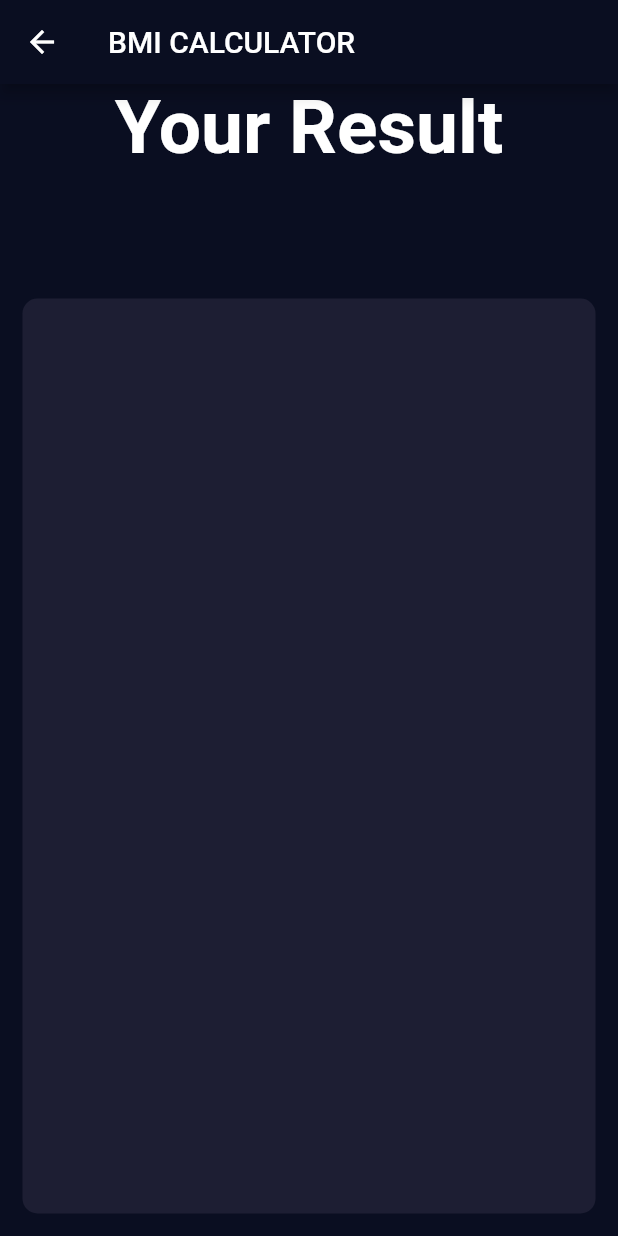
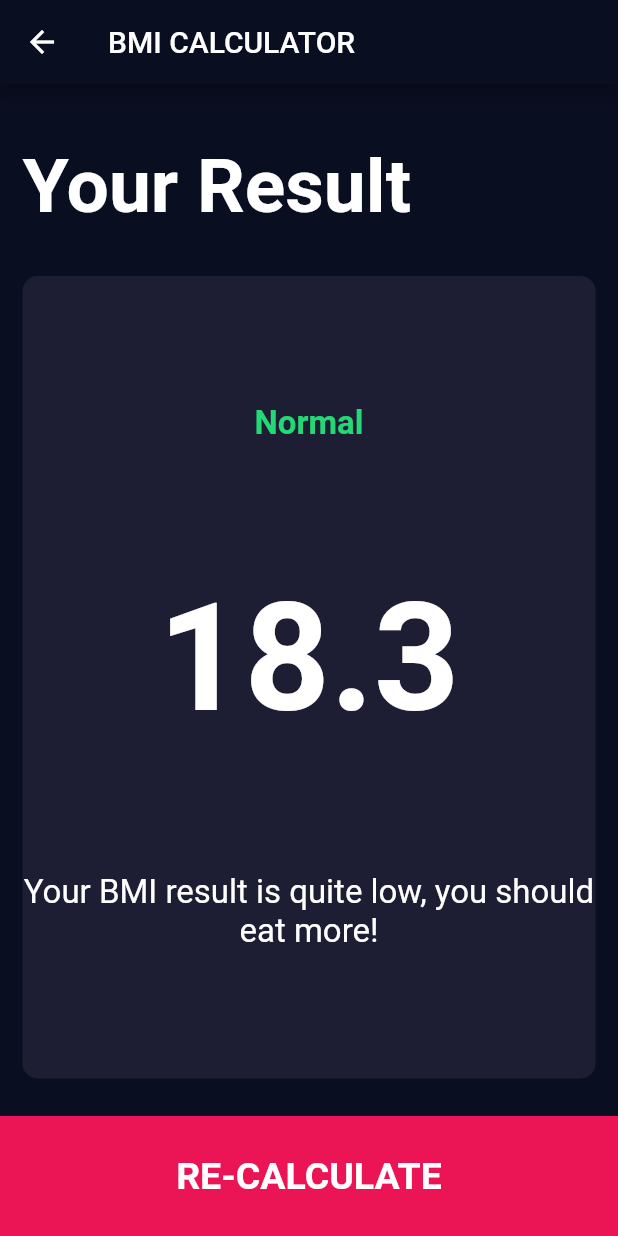
Before and after one commit to vickysingh07/BMI-Calculator, a Flutter app: the ResultPage screen opened directly, on a phone screen of 412 x 824 dp. Run offline on Flutter 3.47's test engine with Material 2 defaults, Android fonts, the phone set to English and light mode, and no system bars; our stand-ins replace font_awesome_flutter.

Commit message:
fifteenth C

```diff
--- a/lib/contstants.dart
+++ b/lib/contstants.dart
@@ -19,3 +19,10 @@ const TitleTextStyle = TextStyle(
   fontSize: 50.0,
   fontWeight: FontWeight.bold,
 );
+
+const BMITextStyle = TextStyle(fontSize: 100.0, fontWeight: FontWeight.bold);
+
+const BodyTextStyle = TextStyle(fontSize: 22.0);
+
+const ResultTextStyle = TextStyle(
+    fontSize: 22.0, fontWeight: FontWeight.bold, color: Color(0xFF24D876));
--- a/lib/results_page.dart
+++ b/lib/results_page.dart
@@ -14,6 +14,8 @@ class ResultPage extends StatelessWidget {
         children: [
           Expanded(
             child: Container(
+              padding: EdgeInsets.all(15.0),
+              alignment: Alignment.bottomLeft,
               child: Text(
                 'Your Result',
                 style: TitleTextStyle,
@@ -22,7 +24,45 @@ class ResultPage extends StatelessWidget {
           ),
           Expanded(
             flex: 5,
-            child: ReusableCard(colour: activeCardColour),
+            child: ReusableCard(
+              colour: activeCardColour,
+              cardChild: Column(
+                mainAxisAlignment: MainAxisAlignment.spaceEvenly,
+                crossAxisAlignment: CrossAxisAlignment.center,
+                children: [
+                  Text(
+                    'Normal',
+                    style: ResultTextStyle,
+                  ),
+                  Text(
+                    '18.3',
+                    style: BMITextStyle,
+                  ),
+                  Text(
+                    'Your BMI result is quite low, you should eat more!',
+                    textAlign: TextAlign.center,
+                    style: BodyTextStyle,
+                  )
+                ],
+              ),
+            ),
+          ),
+          GestureDetector(
+            onTap: () {
+              Navigator.pop(context);
+            },
+            child: Container(
+              child: Center(
+                child: Text(
+                  'RE-CALCULATE',
+                  style: LargerButtonTextStyle,
+                ),
+              ),
+              color: bottomContainerColour,
+              margin: EdgeInsets.only(top: 10.0),
+              width: double.infinity,
+              height: bottomContainerHeight,
+            ),
           )
         ],
       ),
```
